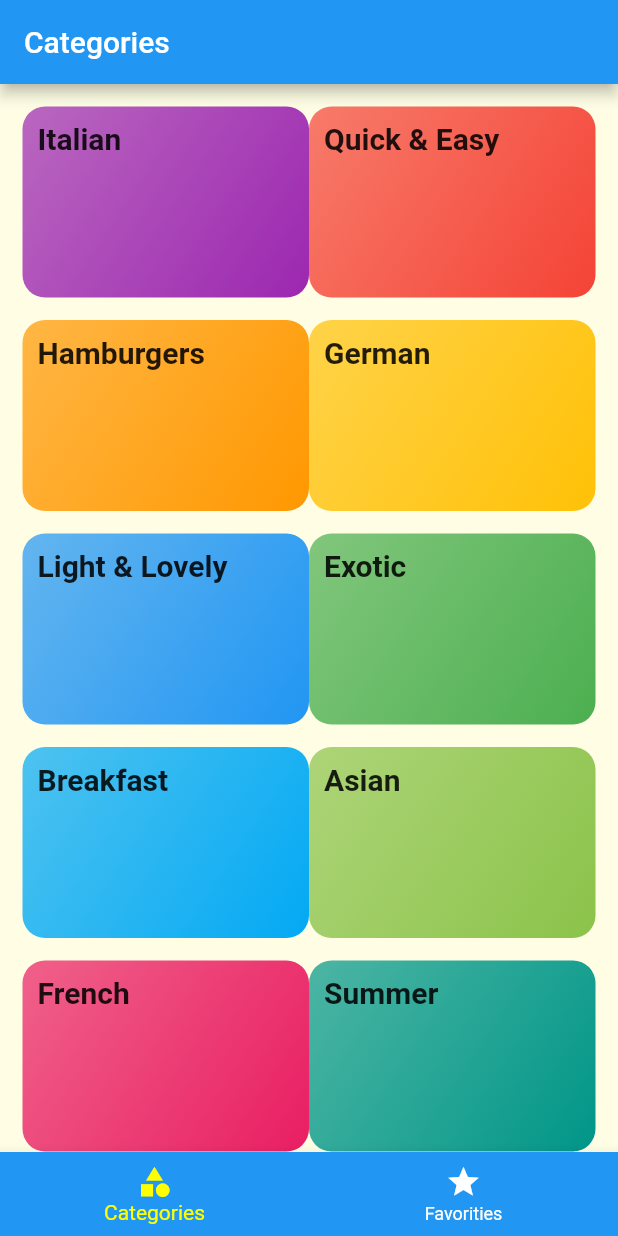
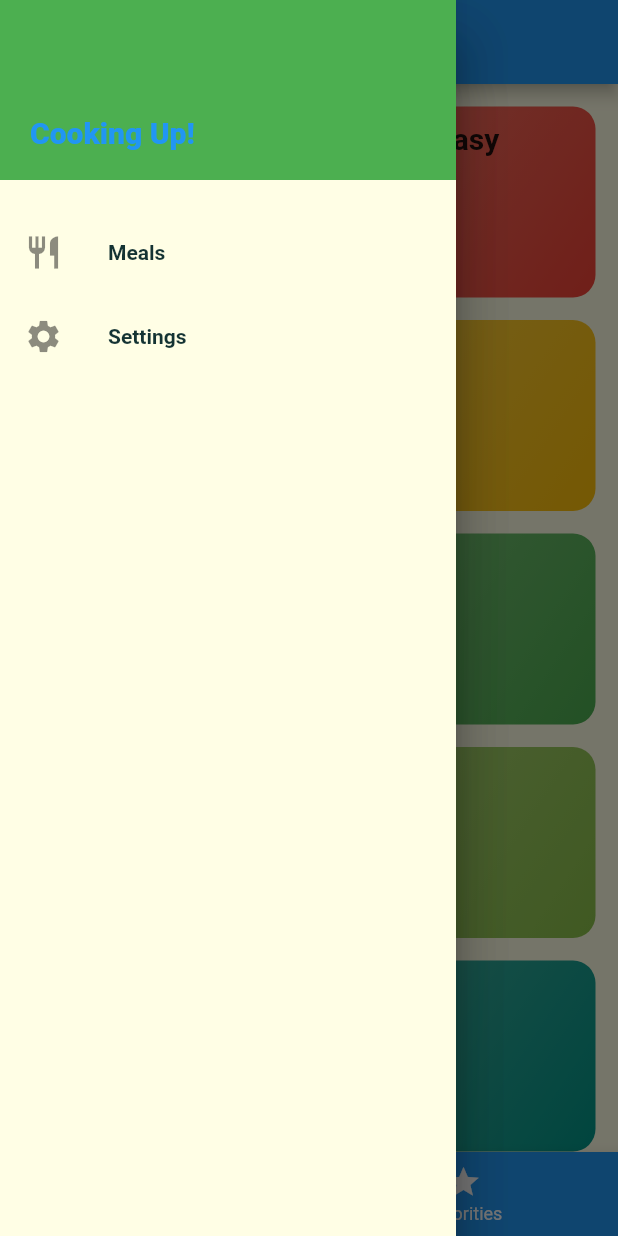
Before and after one commit to IshraqAhmad/meals, a Flutter app: the screen it shows after launch, with the side drawer open (before the commit the screen has no drawer), on a phone screen of 412 x 824 dp. Run offline on Flutter 3.47's test engine with Material 2 defaults, Android fonts, the phone set to English and light mode, and no system bars; Roboto replaces fonts that are missing (Raleway, RobotoCondensed).

Commit message:
Main drawer.

```diff
--- a/lib/main.dart
+++ b/lib/main.dart
@@ -1,4 +1,6 @@
 import 'package:flutter/material.dart';
+
+import './screens/filters_screen.dart';
 import './screens/tabs_screen.dart';
 import './screens/meals_detail_screen.dart';
 import './screens/category_meals_screen.dart';
@@ -34,6 +36,7 @@ class MyApp extends StatelessWidget {
           '/': (context) => TabsScreen(),
           CategoryMealsScreen.routeName: (context) => CategoryMealsScreen(),
           MealDetailScreen.routeName: (context) => MealDetailScreen(),
+          FiltersScreen.routeName: (context) => FiltersScreen(),
         },
         // onGenerateRoute: (settings) {
         //   print(settings.arguments);
--- /dev/null
+++ b/lib/screens/filters_screen.dart
@@ -0,0 +1,12 @@
+import 'package:flutter/material.dart';
+
+class FiltersScreen extends StatelessWidget {
+  static const routeName = '/filters';
+
+  @override
+  Widget build(BuildContext context) {
+    return Center(
+      child: Text('Filters'),
+    );
+  }
+}
--- a/lib/screens/tabs_screen.dart
+++ b/lib/screens/tabs_screen.dart
@@ -1,5 +1,6 @@
 import 'package:flutter/material.dart';
 
+import '../widgets/main_drawer.dart';
 import './categories_screen.dart';
 import './favorities_screen.dart';
 
@@ -28,6 +29,9 @@ class _TabsScreenState extends State<TabsScreen> {
       appBar: AppBar(
         title: Text(_pages[_selectedPageIndex]['title']),
       ),
+      drawer: Drawer(
+        child: MainDrawer(),
+      ),
       body: _pages[_selectedPageIndex]['page'],
       bottomNavigationBar: BottomNavigationBar(
           onTap: _selectPage,
--- /dev/null
+++ b/lib/widgets/main_drawer.dart
@@ -0,0 +1,53 @@
+import 'package:flutter/material.dart';
+import 'package:meals/screens/filters_screen.dart';
+
+class MainDrawer extends StatelessWidget {
+  Widget _buildListTile(String title, IconData icon, Function tapHandler) {
+    return ListTile(
+      leading: Icon(
+        icon,
+        size: 26,
+      ),
+      title: Text(
+        title,
+        style: TextStyle(
+          fontFamily: 'RobotoCondensed',
+          //fontSize: 24,
+          fontWeight: FontWeight.bold,
+        ),
+      ),
+      onTap: tapHandler,
+    );
+  }
+
+  @override
+  Widget build(BuildContext context) {
+    return Drawer(
+      child: Column(
+        children: <Widget>[
+          Container(
+            height: 120,
+            width: double.infinity,
+            padding: EdgeInsets.all(20),
+            alignment: Alignment.bottomLeft,
+            color: Theme.of(context).accentColor,
+            child: Text('Cooking Up!',
+                style: TextStyle(
+                    fontWeight: FontWeight.w900,
+                    fontSize: 20,
+                    color: Theme.of(context).primaryColor)),
+          ),
+          SizedBox(
+            height: 20,
+          ),
+          _buildListTile('Meals', Icons.restaurant, () {
+            Navigator.of(context).pushNamed('/');
+          }),
+          _buildListTile('Settings', Icons.settings, () {
+            Navigator.of(context).pushNamed(FiltersScreen.routeName);
+          }),
+        ],
+      ),
+    );
+  }
+}
```
